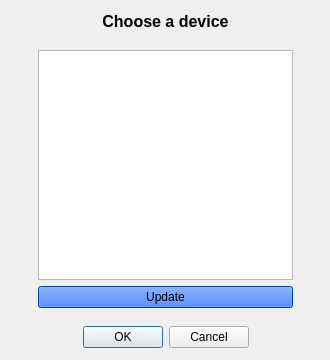
This is resources/connectdialog.ui in CGodiksen/exercise-bike-logger as Qt 5 draws it before an edit. The edited form follows.
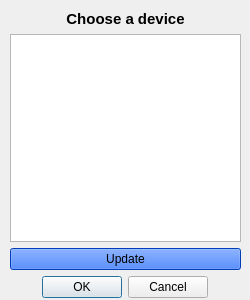
This is the edited form.

Commit message: Cosmetic changes to the connect dialog window.

Patch:
```diff
--- a/resources/connectdialog.ui
+++ b/resources/connectdialog.ui
@@ -6,8 +6,8 @@
    <rect>
     <x>0</x>
     <y>0</y>
-    <width>330</width>
-    <height>360</height>
+    <width>250</width>
+    <height>300</height>
    </rect>
   </property>
   <property name="windowTitle">
@@ -16,54 +16,18 @@
   <widget class="QWidget" name="gridLayoutWidget">
    <property name="geometry">
     <rect>
-     <x>0</x>
-     <y>0</y>
-     <width>331</width>
-     <height>361</height>
+     <x>10</x>
+     <y>10</y>
+     <width>231</width>
+     <height>288</height>
     </rect>
    </property>
    <layout class="QGridLayout" name="gridLayout">
-    <item row="4" column="1">
-     <widget class="QPushButton" name="updateButton">
-      <property name="styleSheet">
-       <string notr="true">background-color: rgb(0, 85, 255);</string>
-      </property>
-      <property name="text">
-       <string>Update</string>
-      </property>
-     </widget>
-    </item>
-    <item row="5" column="1">
-     <spacer name="verticalSpacer_2">
-      <property name="orientation">
-       <enum>Qt::Vertical</enum>
-      </property>
-      <property name="sizeHint" stdset="0">
-       <size>
-        <width>20</width>
-        <height>40</height>
-       </size>
-      </property>
-     </spacer>
-    </item>
-    <item row="3" column="0">
-     <spacer name="horizontalSpacer_3">
-      <property name="orientation">
-       <enum>Qt::Horizontal</enum>
-      </property>
-      <property name="sizeHint" stdset="0">
-       <size>
-        <width>40</width>
-        <height>20</height>
-       </size>
-      </property>
-     </spacer>
-    </item>
-    <item row="1" column="1">
+    <item row="0" column="0">
      <widget class="QLabel" name="label">
       <property name="font">
        <font>
-        <pointsize>12</pointsize>
+        <pointsize>11</pointsize>
         <weight>75</weight>
         <bold>true</bold>
        </font>
@@ -76,25 +40,12 @@
       </property>
      </widget>
     </item>
-    <item row="8" column="1">
-     <spacer name="verticalSpacer_3">
-      <property name="orientation">
-       <enum>Qt::Vertical</enum>
-      </property>
-      <property name="sizeHint" stdset="0">
-       <size>
-        <width>20</width>
-        <height>40</height>
-       </size>
-      </property>
-     </spacer>
-    </item>
-    <item row="3" column="1">
+    <item row="1" column="0">
      <widget class="QListView" name="deviceListView">
       <property name="minimumSize">
        <size>
         <width>0</width>
-        <height>230</height>
+        <height>200</height>
        </size>
       </property>
       <property name="font">
@@ -104,20 +55,7 @@
       </property>
      </widget>
     </item>
-    <item row="2" column="1">
-     <spacer name="verticalSpacer_4">
-      <property name="orientation">
-       <enum>Qt::Vertical</enum>
-      </property>
-      <property name="sizeHint" stdset="0">
-       <size>
-        <width>20</width>
-        <height>40</height>
-       </size>
-      </property>
-     </spacer>
-    </item>
-    <item row="7" column="1">
+    <item row="4" column="0">
      <layout class="QHBoxLayout" name="horizontalLayout">
       <item>
        <spacer name="horizontalSpacer">
@@ -163,31 +101,15 @@
       </item>
      </layout>
     </item>
-    <item row="3" column="2">
-     <spacer name="horizontalSpacer_4">
-      <property name="orientation">
-       <enum>Qt::Horizontal</enum>
+    <item row="2" column="0">
+     <widget class="QPushButton" name="updateButton">
+      <property name="styleSheet">
+       <string notr="true">background-color: rgb(0, 85, 255);</string>
       </property>
-      <property name="sizeHint" stdset="0">
-       <size>
-        <width>40</width>
-        <height>20</height>
-       </size>
+      <property name="text">
+       <string>Update</string>
       </property>
-     </spacer>
-    </item>
-    <item row="0" column="1">
-     <spacer name="verticalSpacer">
-      <property name="orientation">
-       <enum>Qt::Vertical</enum>
-      </property>
-      <property name="sizeHint" stdset="0">
-       <size>
-        <width>20</width>
-        <height>40</height>
-       </size>
-      </property>
-     </spacer>
+     </widget>
     </item>
    </layout>
   </widget>
```
The commit also changes 2 other files.
